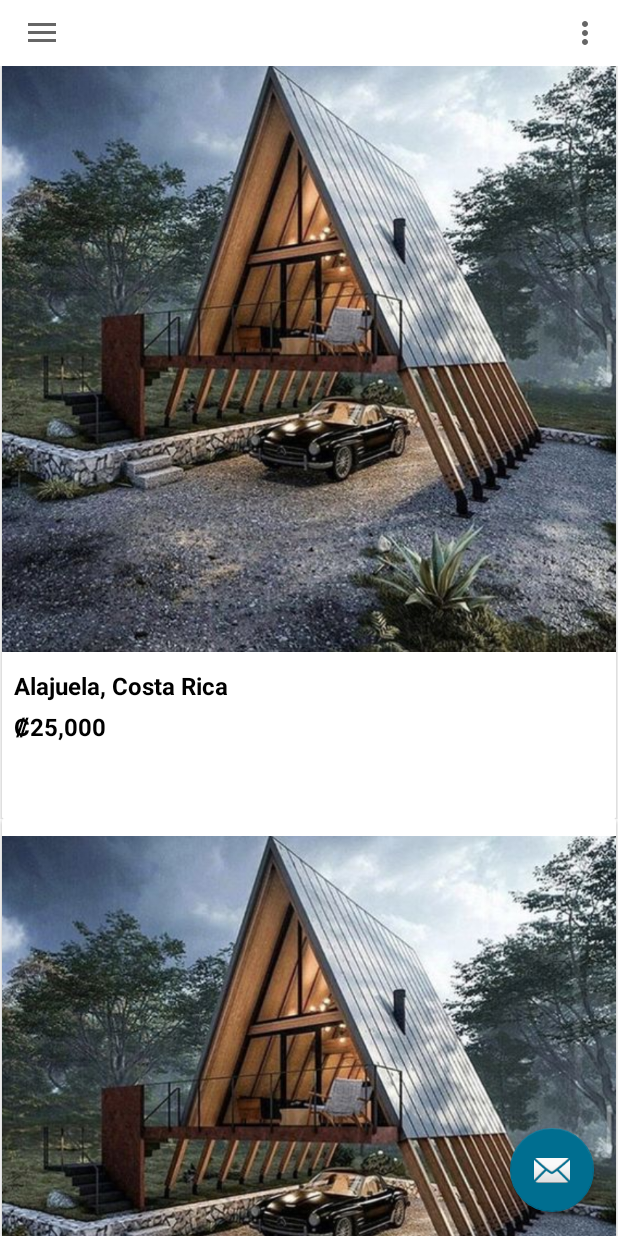
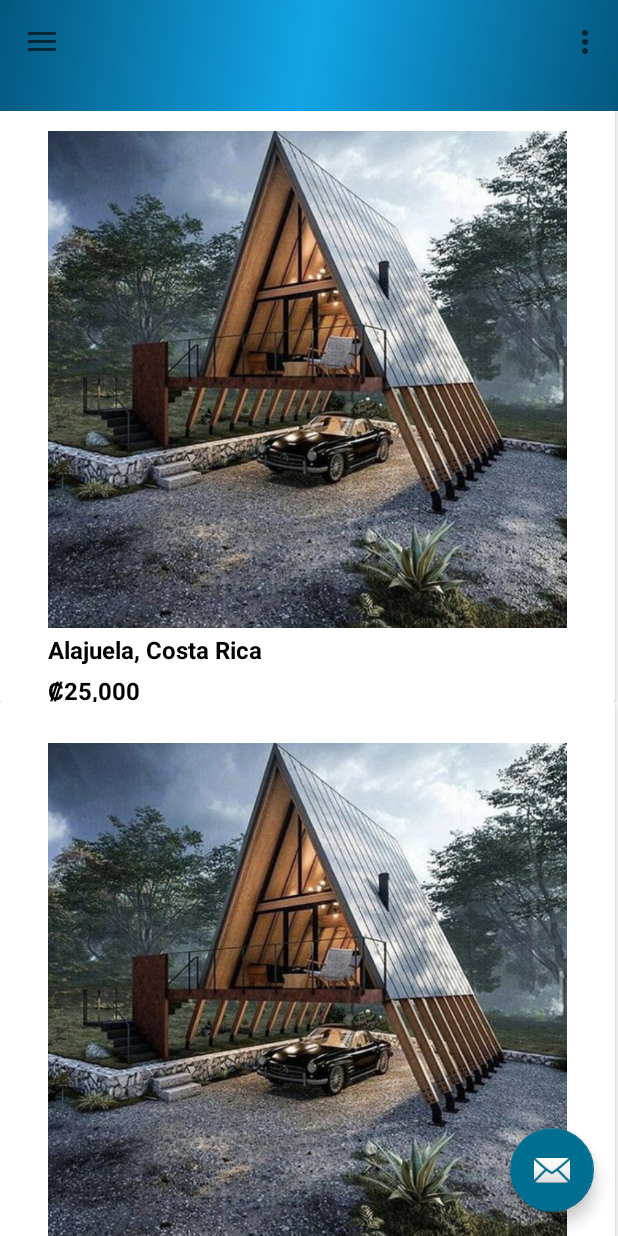
Before and after one commit to FabianINC/Move, an Android app: the screen it shows after launch (Main), on a phone screen of 412 x 824 dp. Run offline under Robolectric (Android 15) with nearby library versions, the phone set to English and light mode, and no system bars; our stand-ins replace navigation-ui.

```diff
--- a/app/src/main/java/MainActivity/Main.java
+++ b/app/src/main/java/MainActivity/Main.java
@@ -11,6 +11,7 @@ import com.archivo.move.databinding.SideBarBinding;
 import com.google.android.material.snackbar.Snackbar;
 import com.google.android.material.navigation.NavigationView;
 
+import androidx.core.content.ContextCompat;
 import androidx.navigation.NavController;
 import androidx.navigation.Navigation;
 import androidx.navigation.ui.AppBarConfiguration;
@@ -96,11 +97,16 @@ public class Main extends AppCompatActivity {
 
     private void setUpBoxModels(){
 
-        boxes.add(new Box("Alajuela, Costa Rica", "₡25,000",R.drawable.img_prueba2 ));
-        boxes.add(new Box("Alajuela, Costa Rica", "₡25,000",R.drawable.img_prueba2 ));
-        boxes.add(new Box("Alajuela, Costa Rica", "₡25,000",R.drawable.img_prueba2 ));
-        boxes.add(new Box("Alajuela, Costa Rica", "₡25,000",R.drawable.img_prueba2 ));
-        boxes.add(new Box("Alajuela, Costa Rica", "₡25,000",R.drawable.img_prueba2 ));
+
+        for(int i = 0; i < 10; i++){
+
+
+            boxes.add(new Box("Alajuela, Costa Rica", "₡25,000",R.drawable.img_prueba2 ));
+
+
+        }
+
+
 
     }
 
--- /dev/null
+++ b/app/src/main/res/drawable-v24/ic_x_black.xml
@@ -0,0 +1,5 @@
+<vector android:height="24dp" android:tint="@color/black"
+    android:viewportHeight="24" android:viewportWidth="24"
+    android:width="24dp" xmlns:android="http://schemas.android.com/apk/res/android">
+    <path android:fillColor="@android:color/white" android:pathData="M19,6.41L17.59,5 12,10.59 6.41,5 5,6.41 10.59,12 5,17.59 6.41,19 12,13.41 17.59,19 19,17.59 13.41,12z"/>
+</vector>
--- a/app/src/main/res/layout/content_main.xml
+++ b/app/src/main/res/layout/content_main.xml
@@ -28,7 +28,7 @@
         android:id="@+id/mRecyclerView"
         android:layout_width="match_parent"
         android:layout_height="match_parent"
-        android:layout_marginTop="32dp"
+        android:layout_marginTop="60dp"
         app:layout_constraintBottom_toBottomOf="@+id/nav_host_fragment_content_main"
         app:layout_constraintEnd_toEndOf="parent"
         app:layout_constraintHorizontal_bias="1.0"
--- a/app/src/main/res/layout/reciclerview_element.xml
+++ b/app/src/main/res/layout/reciclerview_element.xml
@@ -6,24 +6,26 @@
     android:layout_height="wrap_content">
 
     <androidx.cardview.widget.CardView
-        android:layout_width="409dp"
-        android:layout_height="wrap_content"
+        android:layout_width="410dp"
+        android:layout_height="408dp"
         app:layout_constraintBottom_toBottomOf="parent"
         app:layout_constraintEnd_toEndOf="parent"
+        app:layout_constraintHorizontal_bias="0.0"
         app:layout_constraintStart_toStartOf="parent"
-        app:layout_constraintTop_toTopOf="parent">
+        app:layout_constraintTop_toTopOf="parent"
+        app:layout_constraintVertical_bias="1.0">
 
         <androidx.constraintlayout.widget.ConstraintLayout
-            android:layout_width="wrap_content"
-            android:layout_height="514dp"
+            android:layout_width="match_parent"
+            android:layout_height="409dp"
             android:background="@color/white">
 
             <ImageView
                 android:id="@+id/recicler_img"
-                android:layout_width="wrap_content"
-                android:layout_height="414dp"
+                android:layout_width="346dp"
+                android:layout_height="338dp"
+                android:layout_marginTop="24dp"
                 app:layout_constraintEnd_toEndOf="parent"
-                app:layout_constraintHorizontal_bias="0.0"
                 app:layout_constraintStart_toStartOf="parent"
                 app:layout_constraintTop_toTopOf="parent"
                 app:srcCompat="@drawable/img_prueba2" />
@@ -32,18 +34,17 @@
                 android:id="@+id/txt_Location"
                 android:layout_width="280dp"
                 android:layout_height="27dp"
-                android:layout_marginStart="8dp"
                 android:text="Ubicacion"
                 android:textColor="@color/black"
                 android:textSize="16sp"
                 android:textStyle="bold"
-                app:layout_constraintStart_toStartOf="parent"
+                app:layout_constraintStart_toStartOf="@+id/recicler_img"
                 app:layout_constraintTop_toBottomOf="@+id/recicler_img" />
 
             <TextView
                 android:id="@+id/txt_Price"
-                android:layout_width="280dp"
-                android:layout_height="24dp"
+                android:layout_width="285dp"
+                android:layout_height="22dp"
                 android:text="Precio"
                 android:textColor="@color/black"
                 android:textSize="16sp"
--- a/app/src/main/res/layout/side_bar_main.xml
+++ b/app/src/main/res/layout/side_bar_main.xml
@@ -29,8 +29,8 @@
     <androidx.appcompat.widget.Toolbar
         android:id="@+id/toolbar"
         android:layout_width="match_parent"
-        android:layout_height="44dp"
-        android:background="@color/white"
+        android:layout_height="74dp"
+        android:background="@drawable/color_sidebar"
         app:popupTheme="@style/Theme.Move.PopupOverlay" />
 
 
--- a/app/src/main/res/layout/toast_wrong.xml
+++ b/app/src/main/res/layout/toast_wrong.xml
@@ -15,7 +15,7 @@
         android:layout_height = "40dp"
         android:paddingStart = "10dp"
         android:paddingEnd="10dp"
-        android:src="@drawable/ic_x"
+        android:src="@drawable/ic_x_red"
 
         />
     <TextView
--- a/app/src/main/res/values-night/themes.xml
+++ b/app/src/main/res/values-night/themes.xml
@@ -5,12 +5,13 @@
         <item name="colorPrimary">@color/white</item>
         <item name="colorPrimaryVariant">@color/white</item>
         <item name="colorOnPrimary">@color/white</item>
+
         <!-- Secondary brand color. -->
         <item name="colorSecondary">@color/teal_200</item>
         <item name="colorSecondaryVariant">@color/teal_200</item>
-        <item name="colorOnSecondary">@color/black</item>
+        <item name="colorOnSecondary">@color/white</item>
         <!-- Status bar color. -->
-        <item name="android:statusBarColor">?attr/colorPrimaryVariant</item>
+        <item name="android:statusBarColor">@color/white</item>
         <!-- Customize your theme here. -->
     </style>
 </resources>
--- a/app/src/main/res/values/themes.xml
+++ b/app/src/main/res/values/themes.xml
@@ -10,7 +10,7 @@
         <item name="colorSecondaryVariant">@color/teal_700</item>
         <item name="colorOnSecondary">@color/black</item>
         <!-- Status bar color. -->
-        <item name="android:statusBarColor">?attr/colorPrimaryVariant</item>
+        <item name="android:statusBarColor">@color/white</item>
         <!-- Customize your theme here. -->
     </style>
 
```
Also changed, not shown: app/src/main/java/login_and_registeration/LoginActivity.java (+10 -0 lines), app/src/main/res/layout/activity_login.xml (+20 -27 lines), app/src/main/res/drawable/ic_x_red.xml (renamed from app/src/main/res/drawable/ic_x.xml).
